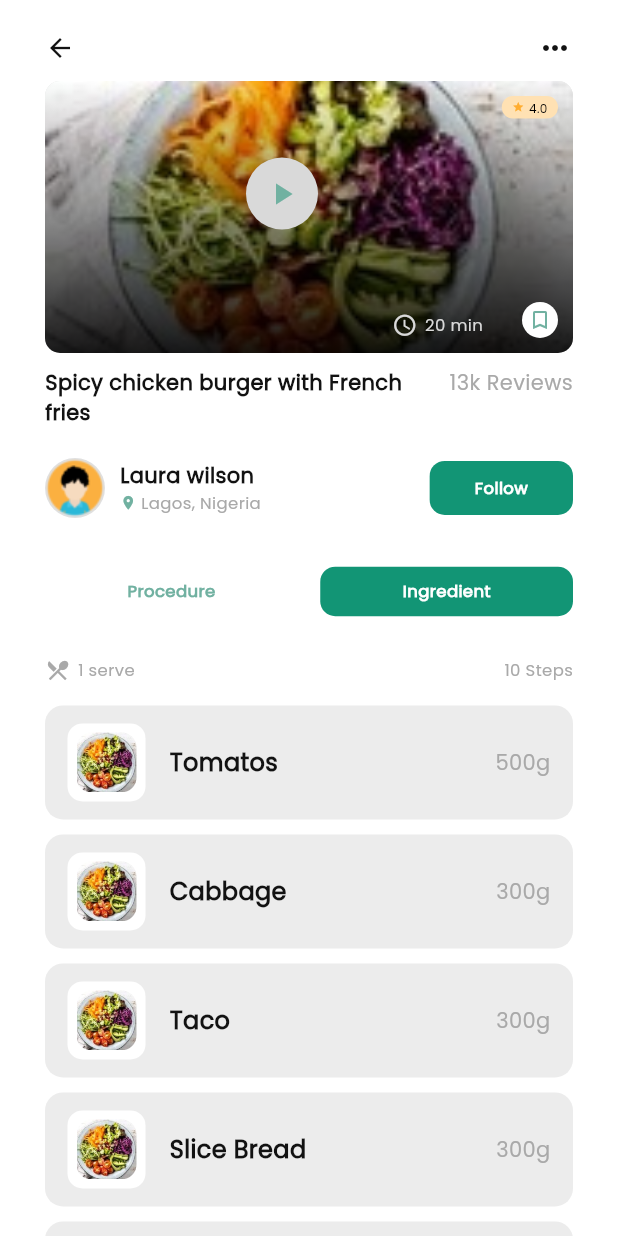
After one commit to Zer0Ner0/recipe, a Flutter app: the RecipeDetailScreen screen opened by its route, on a phone screen of 412 x 824 dp. The commit adds this screen. Run offline on Flutter 3.47's test engine with Material 3 defaults, Android fonts, the phone set to English and light mode, and no system bars.

Commit message:
Adds navigation to recipe detail screen on card tap
Enables users to access the recipe detail view by tapping on recipe cards. Improves navigation and user experience by connecting main and detail screens.

```diff
--- a/recipe_apps/lib/main.dart
+++ b/recipe_apps/lib/main.dart
@@ -6,6 +6,7 @@ import 'screens/splash_screen.dart';
 import 'screens/saved_recipes_screen.dart';
 import 'screens/notifications_screen.dart';
 import 'screens/profile_screen.dart';
+import 'screens/recipe_detail_screen.dart';
 
 void main() {
   runApp(const MyRecipeApp());
@@ -33,6 +34,7 @@ class MyRecipeApp extends StatelessWidget {
         '/profile': (context) => const ProfileScreen(),
         '/signin': (context) => const SignIn(),
         '/signup': (context) => const SignUp(),
+        '/recipe-detail': (context) => const RecipeDetailScreen(),
       },
     );
   }
--- /dev/null
+++ b/recipe_apps/lib/models/ingredient.dart
@@ -0,0 +1,11 @@
+class Ingredient {
+  final String name;
+  final String amount;
+  final String image;
+
+  Ingredient({
+    required this.name,
+    required this.amount,
+    required this.image,
+  });
+}
--- /dev/null
+++ b/recipe_apps/lib/models/recipe_step.dart
@@ -0,0 +1,9 @@
+class RecipeStep {
+  final int stepNumber;
+  final String description;
+
+  RecipeStep({
+    required this.stepNumber,
+    required this.description,
+  });
+}
--- /dev/null
+++ b/recipe_apps/lib/screens/recipe_detail_screen.dart
@@ -0,0 +1,293 @@
+import 'package:flutter/material.dart';
+import '../constants/colors.dart';
+import '../models/ingredient.dart';
+import '../models/recipe_step.dart';
+import '../widgets/recipe_detail/ingredient_item.dart';
+import '../widgets/recipe_detail/procedure_step_item.dart';
+import '../widgets/recipe_detail/recipe_tabs.dart';
+
+class RecipeDetailScreen extends StatefulWidget {
+  const RecipeDetailScreen({super.key});
+
+  @override
+  State<RecipeDetailScreen> createState() => _RecipeDetailScreenState();
+}
+
+class _RecipeDetailScreenState extends State<RecipeDetailScreen> {
+  int selectedTab = 1;
+
+  final List<Ingredient> ingredients = [
+    Ingredient(name: 'Tomatos', amount: '500g', image: 'images/salad.jpg'),
+    Ingredient(name: 'Cabbage', amount: '300g', image: 'images/salad.jpg'),
+    Ingredient(name: 'Taco', amount: '300g', image: 'images/salad.jpg'),
+    Ingredient(name: 'Slice Bread', amount: '300g', image: 'images/salad.jpg'),
+    Ingredient(name: 'Green onion', amount: '300g', image: 'images/salad.jpg'),
+    Ingredient(name: 'Omelette', amount: '300g', image: 'images/salad.jpg'),
+    Ingredient(name: 'Hot Dog', amount: '300g', image: 'images/salad.jpg'),
+    Ingredient(name: 'Oninon', amount: '300g', image: 'images/salad.jpg'),
+    Ingredient(name: 'Lettuce', amount: '300g', image: 'images/salad.jpg'),
+    Ingredient(name: 'Spinach', amount: '300g', image: 'images/salad.jpg'),
+    Ingredient(name: 'Red & Green Chilli', amount: '300g', image: 'images/salad.jpg'),
+    Ingredient(name: 'Fries', amount: '300g', image: 'images/salad.jpg'),
+    Ingredient(name: 'Chicken', amount: '300g', image: 'images/salad.jpg'),
+    Ingredient(name: 'Burger', amount: '300g', image: 'images/salad.jpg'),
+  ];
+
+  final List<RecipeStep> recipeSteps = List.generate(
+    10,
+    (index) => RecipeStep(
+      stepNumber: index + 1,
+      description: 'Lorem Ipsum tempor incididunt ut labore et dolore, in voluptate velit esse cillum dolore eu fugiat nulla pariatur?'
+          '${index == 1 ? '\nTempor incididunt ut labore et dolore,in voluptate velit esse cillum dolore eu fugiat nulla pariatur?' : ''}',
+    ),
+  );
+
+  @override
+  Widget build(BuildContext context) {
+    final screenHeight = MediaQuery.of(context).size.height;
+
+    return Scaffold(
+      backgroundColor: AppColors.white,
+      body: SafeArea(
+        child: Column(
+          children: [
+            const SizedBox(height: 10),
+            _buildHeader(),
+            _buildRecipeCard(screenHeight),
+            _buildCreatorProfile(),
+            RecipeTabs(
+              selectedTab: selectedTab,
+              onTabChanged: (index) {
+                setState(() => selectedTab = index);
+              },
+            ),
+            _buildRecipeInfo(),
+            Expanded(
+              child: selectedTab == 0
+                  ? _buildProcedureContent()
+                  : _buildIngredientsList(),
+            ),
+          ],
+        ),
+      ),
+    );
+  }
+
+  Widget _buildHeader() {
+    return Padding(
+      padding: const EdgeInsets.symmetric(horizontal: 30, vertical: 10),
+      child: Row(
+        mainAxisAlignment: MainAxisAlignment.spaceBetween,
+        children: [
+          GestureDetector(
+            onTap: () => Navigator.pop(context),
+            child: const Icon(Icons.arrow_back, color: AppColors.labelColor, size: 20),
+          ),
+          const Icon(Icons.more_horiz, color: AppColors.labelColor, size: 24),
+        ],
+      ),
+    );
+  }
+
+  Widget _buildRecipeCard(double screenHeight) {
+    return Container(
+      margin: const EdgeInsets.symmetric(horizontal: 30),
+      child: Column(
+        crossAxisAlignment: CrossAxisAlignment.start,
+        children: [
+          Container(
+            width: double.infinity,
+            height: screenHeight * 0.22,
+            decoration: BoxDecoration(
+              borderRadius: BorderRadius.circular(10),
+              color: Colors.grey[300],
+            ),
+            child: Stack(
+              children: [
+                ClipRRect(
+                  borderRadius: BorderRadius.circular(10),
+                  child: Image.asset(
+                    'images/salad.jpg',
+                    width: double.infinity,
+                    height: double.infinity,
+                    fit: BoxFit.cover,
+                    errorBuilder: (_, __, ___) => Container(
+                      color: Colors.grey[300],
+                      child: const Icon(Icons.image, size: 50, color: Colors.grey),
+                    ),
+                  ),
+                ),
+                Container(
+                  decoration: BoxDecoration(
+                    borderRadius: BorderRadius.circular(10),
+                    gradient: LinearGradient(
+                      begin: Alignment.topCenter,
+                      end: Alignment.bottomCenter,
+                      colors: [Colors.transparent, Colors.black.withOpacity(0.9)],
+                    ),
+                  ),
+                ),
+                Positioned(
+                  left: 134,
+                  top: 51,
+                  child: Container(
+                    width: 48,
+                    height: 48,
+                    decoration: BoxDecoration(
+                      color: AppColors.neutralGray4,
+                      borderRadius: BorderRadius.circular(24),
+                    ),
+                    child: const Icon(Icons.play_arrow, color: AppColors.primaryGreen80, size: 24),
+                  ),
+                ),
+                Positioned(
+                  top: 10,
+                  right: 10,
+                  child: Container(
+                    padding: const EdgeInsets.symmetric(horizontal: 7, vertical: 2),
+                    decoration: BoxDecoration(
+                      color: AppColors.secondaryYellow20,
+                      borderRadius: BorderRadius.circular(20),
+                    ),
+                    child: const Row(
+                      mainAxisSize: MainAxisSize.min,
+                      children: [
+                        Icon(Icons.star, color: AppColors.star, size: 8),
+                        SizedBox(width: 3),
+                        Text('4.0', style: TextStyle(color: AppColors.neutralBlack, fontSize: 8, fontFamily: 'Poppins', fontWeight: FontWeight.w400)),
+                      ],
+                    ),
+                  ),
+                ),
+                Positioned(
+                  bottom: 10,
+                  right: 60,
+                  child: Row(
+                    children: const [
+                      Icon(Icons.access_time, color: AppColors.neutralGray4, size: 17),
+                      SizedBox(width: 5),
+                      Text('20 min', style: TextStyle(color: AppColors.neutralGray4, fontSize: 11, fontFamily: 'Poppins', fontWeight: FontWeight.w400)),
+                    ],
+                  ),
+                ),
+                Positioned(
+                  bottom: 10,
+                  right: 10,
+                  child: Container(
+                    width: 24,
+                    height: 24,
+                    decoration: BoxDecoration(color: AppColors.white, borderRadius: BorderRadius.circular(12)),
+                    child: const Icon(Icons.bookmark_border, color: AppColors.primaryGreen80, size: 16),
+                  ),
+                ),
+              ],
+            ),
+          ),
+          const SizedBox(height: 10),
+          const Row(
+            crossAxisAlignment: CrossAxisAlignment.start,
+            children: [
+              Expanded(
+                child: Text(
+                  'Spicy chicken burger with French fries',
+                  style: TextStyle(color: AppColors.labelColor, fontSize: 14, fontFamily: 'Poppins', fontWeight: FontWeight.w600),
+                ),
+              ),
+              SizedBox(width: 10),
+              Text('13k Reviews', style: TextStyle(color: AppColors.neutralGray3, fontSize: 14, fontFamily: 'Poppins', fontWeight: FontWeight.w400)),
+            ],
+          ),
+        ],
+      ),
+    );
+  }
+
+  Widget _buildCreatorProfile() {
+    return Container(
+      margin: const EdgeInsets.symmetric(horizontal: 30, vertical: 20),
+      child: Row(
+        children: [
+          Expanded(
+            child: Row(
+              children: [
+                Container(
+                  width: 40,
+                  height: 40,
+                  decoration: BoxDecoration(color: Colors.grey[300], borderRadius: BorderRadius.circular(40)),
+                  child: ClipRRect(
+                    borderRadius: BorderRadius.circular(40),
+                    child: Image.asset(
+                      'images/avatar.png',
+                      fit: BoxFit.cover,
+                      errorBuilder: (_, __, ___) => const Icon(Icons.person, color: Colors.grey),
+                    ),
+                  ),
+                ),
+                const SizedBox(width: 10),
+                const Column(
+                  crossAxisAlignment: CrossAxisAlignment.start,
+                  children: [
+                    Text('Laura wilson', style: TextStyle(color: AppColors.labelColor, fontSize: 14, fontFamily: 'Poppins', fontWeight: FontWeight.w600)),
+                    Row(
+                      children: [
+                        Icon(Icons.location_on, color: AppColors.primaryGreen80, size: 11),
+                        SizedBox(width: 3),
+                        Text('Lagos, Nigeria', style: TextStyle(color: AppColors.neutralGray3, fontSize: 11, fontFamily: 'Poppins', fontWeight: FontWeight.w400)),
+                      ],
+                    ),
+                  ],
+                ),
+              ],
+            ),
+          ),
+          Container(
+            padding: const EdgeInsets.symmetric(horizontal: 30, vertical: 10),
+            decoration: BoxDecoration(color: AppColors.primaryGreen, borderRadius: BorderRadius.circular(10)),
+            child: const Text('Follow', style: TextStyle(color: AppColors.white, fontSize: 11, fontFamily: 'Poppins', fontWeight: FontWeight.w600)),
+          ),
+        ],
+      ),
+    );
+  }
+
+  Widget _buildRecipeInfo() {
+    return Container(
+      padding: const EdgeInsets.symmetric(horizontal: 30, vertical: 15),
+      child: const Row(
+        children: [
+          Row(
+            children: [
+              Icon(Icons.restaurant_menu, color: AppColors.neutralGray3, size: 17),
+              SizedBox(width: 5),
+              Text('1 serve', style: TextStyle(color: AppColors.neutralGray3, fontSize: 11, fontFamily: 'Poppins', fontWeight: FontWeight.w400)),
+            ],
+          ),
+          Spacer(),
+          Text('10 Steps', style: TextStyle(color: AppColors.neutralGray3, fontSize: 11, fontFamily: 'Poppins', fontWeight: FontWeight.w400)),
+        ],
+      ),
+    );
+  }
+
+  Widget _buildIngredientsList() {
+    return Padding(
+      padding: const EdgeInsets.symmetric(horizontal: 30),
+      child: ListView.builder(
+        physics: const BouncingScrollPhysics(),
+        itemCount: ingredients.length,
+        itemBuilder: (context, index) => IngredientItem(ingredient: ingredients[index]),
+      ),
+    );
+  }
+
+  Widget _buildProcedureContent() {
+    return Padding(
+      padding: const EdgeInsets.symmetric(horizontal: 30),
+      child: ListView.builder(
+        physics: const BouncingScrollPhysics(),
+        itemCount: recipeSteps.length,
+        itemBuilder: (context, index) => ProcedureStepItem(step: recipeSteps[index]),
+      ),
+    );
+  }
+}
--- a/recipe_apps/lib/widgets/home/new_recipe_card.dart
+++ b/recipe_apps/lib/widgets/home/new_recipe_card.dart
@@ -9,9 +9,13 @@ class NewRecipeCard extends StatelessWidget {
 
   @override
   Widget build(BuildContext context) {
-    return SizedBox(
-      width: 251,
-      child: Stack(
+    return GestureDetector(
+      onTap: () {
+        Navigator.pushNamed(context, '/recipe-detail');
+      },
+      child: SizedBox(
+        width: 251,
+        child: Stack(
         children: [
           // Background card
           Container(
@@ -143,6 +147,7 @@ class NewRecipeCard extends StatelessWidget {
           ),
         ],
       ),
+    ),
     );
   }
 }
--- a/recipe_apps/lib/widgets/home/recipe_card.dart
+++ b/recipe_apps/lib/widgets/home/recipe_card.dart
@@ -9,9 +9,13 @@ class RecipeCard extends StatelessWidget {
 
   @override
   Widget build(BuildContext context) {
-    return SizedBox(
-      width: 150,
-      child: Column(
+    return GestureDetector(
+      onTap: () {
+        Navigator.pushNamed(context, '/recipe-detail');
+      },
+      child: SizedBox(
+        width: 150,
+        child: Column(
         children: [
           Stack(
             children: [
@@ -123,6 +127,7 @@ class RecipeCard extends StatelessWidget {
           ),
         ],
       ),
+    ),
     );
   }
 }
--- /dev/null
+++ b/recipe_apps/lib/widgets/recipe_detail/ingredient_item.dart
@@ -0,0 +1,86 @@
+import 'package:flutter/material.dart';
+import '../../models/ingredient.dart';
+import '../../constants/colors.dart';
+
+class IngredientItem extends StatelessWidget {
+  final Ingredient ingredient;
+
+  const IngredientItem({super.key, required this.ingredient});
+
+  @override
+  Widget build(BuildContext context) {
+    return LayoutBuilder(
+      builder: (context, constraints) {
+        return Container(
+          width: constraints.maxWidth,
+          height: 76,
+          margin: const EdgeInsets.only(bottom: 10),
+          decoration: BoxDecoration(
+            color: AppColors.neutralGray4.withOpacity(0.5),
+            borderRadius: BorderRadius.circular(12),
+          ),
+          child: Row(
+            children: [
+              Container(
+                margin: const EdgeInsets.only(left: 15, top: 12, bottom: 12),
+                width: 52,
+                height: 52,
+                decoration: BoxDecoration(
+                  color: AppColors.white,
+                  borderRadius: BorderRadius.circular(10),
+                ),
+                child: Padding(
+                  padding: const EdgeInsets.all(6),
+                  child: ClipRRect(
+                    borderRadius: BorderRadius.circular(10),
+                    child: Image.asset(
+                      ingredient.image,
+                      fit: BoxFit.cover,
+                      errorBuilder: (_, __, ___) => Container(
+                        decoration: BoxDecoration(
+                          color: AppColors.neutralGray4,
+                          borderRadius: BorderRadius.circular(10),
+                        ),
+                        child: const Icon(
+                          Icons.image,
+                          color: AppColors.neutralGray3,
+                          size: 20,
+                        ),
+                      ),
+                    ),
+                  ),
+                ),
+              ),
+              Expanded(
+                child: Padding(
+                  padding: const EdgeInsets.only(left: 16),
+                  child: Text(
+                    ingredient.name,
+                    style: const TextStyle(
+                      color: AppColors.labelColor,
+                      fontSize: 16,
+                      fontFamily: 'Poppins',
+                      fontWeight: FontWeight.w600,
+                    ),
+                  ),
+                ),
+              ),
+              Padding(
+                padding: const EdgeInsets.only(right: 15),
+                child: Text(
+                  ingredient.amount,
+                  style: const TextStyle(
+                    color: AppColors.neutralGray3,
+                    fontSize: 14,
+                    fontFamily: 'Poppins',
+                    fontWeight: FontWeight.w400,
+                  ),
+                ),
+              ),
+            ],
+          ),
+        );
+      },
+    );
+  }
+}
--- /dev/null
+++ b/recipe_apps/lib/widgets/recipe_detail/procedure_step_item.dart
@@ -0,0 +1,51 @@
+import 'package:flutter/material.dart';
+import '../../constants/colors.dart';
+import '../../models/recipe_step.dart';
+
+class ProcedureStepItem extends StatelessWidget {
+  final RecipeStep step;
+
+  const ProcedureStepItem({super.key, required this.step});
+
+  @override
+  Widget build(BuildContext context) {
+    return LayoutBuilder(
+      builder: (context, constraints) {
+        return Container(
+          width: constraints.maxWidth,
+          margin: const EdgeInsets.only(bottom: 10),
+          padding: const EdgeInsets.all(15),
+          decoration: BoxDecoration(
+            color: AppColors.neutralGray4.withOpacity(0.5),
+            borderRadius: BorderRadius.circular(12),
+          ),
+          child: Column(
+            crossAxisAlignment: CrossAxisAlignment.start,
+            children: [
+              Text(
+                'Step ${step.stepNumber}',
+                style: const TextStyle(
+                  color: AppColors.labelColor,
+                  fontSize: 11,
+                  fontFamily: 'Poppins',
+                  fontWeight: FontWeight.w600,
+                ),
+              ),
+              const SizedBox(height: 5),
+              Text(
+                step.description,
+                style: const TextStyle(
+                  color: AppColors.neutralGray3,
+                  fontSize: 11,
+                  fontFamily: 'Poppins',
+                  fontWeight: FontWeight.w400,
+                  height: 1.4,
+                ),
+              ),
+            ],
+          ),
+        );
+      },
+    );
+  }
+}
--- /dev/null
+++ b/recipe_apps/lib/widgets/recipe_detail/recipe_tabs.dart
@@ -0,0 +1,75 @@
+import 'package:flutter/material.dart';
+import '../../constants/colors.dart';
+
+class RecipeTabs extends StatelessWidget {
+  final int selectedTab;
+  final Function(int) onTabChanged;
+
+  const RecipeTabs({
+    super.key,
+    required this.selectedTab,
+    required this.onTabChanged,
+  });
+
+  @override
+  Widget build(BuildContext context) {
+    return Container(
+      height: 58,
+      padding: const EdgeInsets.symmetric(horizontal: 30, vertical: 12),
+      color: AppColors.white,
+      child: Row(
+        children: [
+          // Procedure Tab
+          Expanded(
+            child: GestureDetector(
+              onTap: () => onTabChanged(0),
+              child: Container(
+                height: 33,
+                decoration: BoxDecoration(
+                  color: selectedTab == 0 ? AppColors.primaryGreen : Colors.transparent,
+                  borderRadius: BorderRadius.circular(10),
+                ),
+                child: Center(
+                  child: Text(
+                    'Procedure',
+                    style: TextStyle(
+                      color: selectedTab == 0 ? AppColors.white : AppColors.primaryGreen80,
+                      fontSize: 11,
+                      fontFamily: 'Poppins',
+                      fontWeight: FontWeight.w600,
+                    ),
+                  ),
+                ),
+              ),
+            ),
+          ),
+          const SizedBox(width: 15),
+          // Ingredient Tab
+          Expanded(
+            child: GestureDetector(
+              onTap: () => onTabChanged(1),
+              child: Container(
+                height: 33,
+                decoration: BoxDecoration(
+                  color: selectedTab == 1 ? AppColors.primaryGreen : Colors.transparent,
+                  borderRadius: BorderRadius.circular(10),
+                ),
+                child: Center(
+                  child: Text(
+                    'Ingredient',
+                    style: TextStyle(
+                      color: selectedTab == 1 ? AppColors.white : AppColors.primaryGreen80,
+                      fontSize: 11,
+                      fontFamily: 'Poppins',
+                      fontWeight: FontWeight.w600,
+                    ),
+                  ),
+                ),
+              ),
+            ),
+          ),
+        ],
+      ),
+    );
+  }
+}
```
